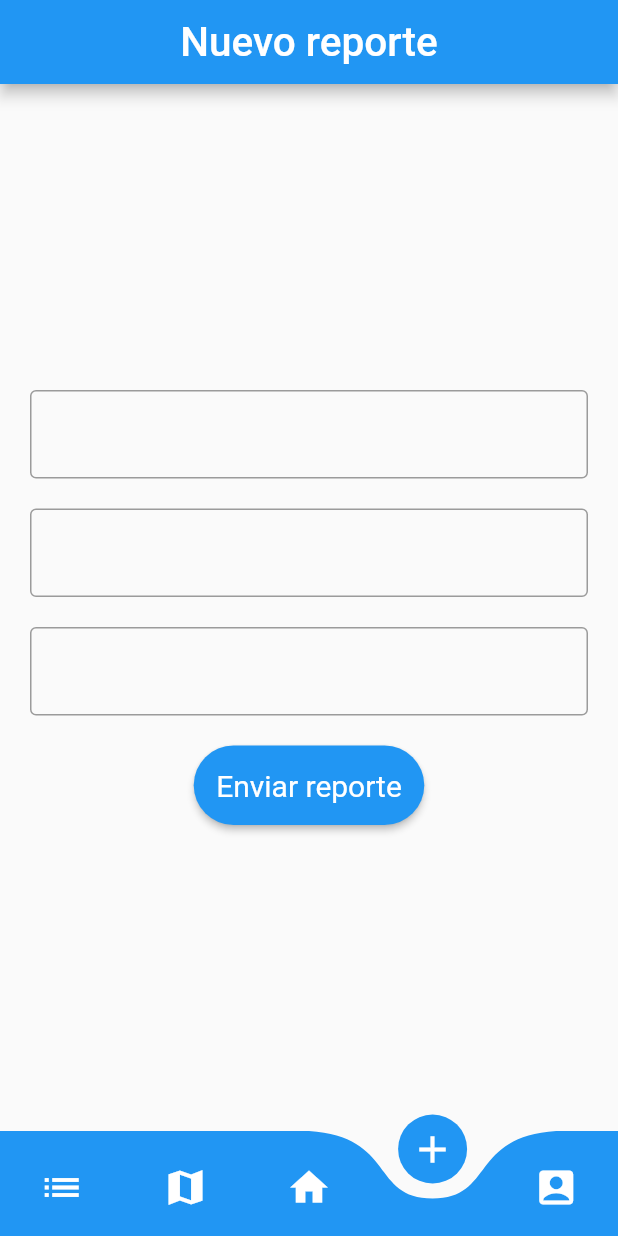
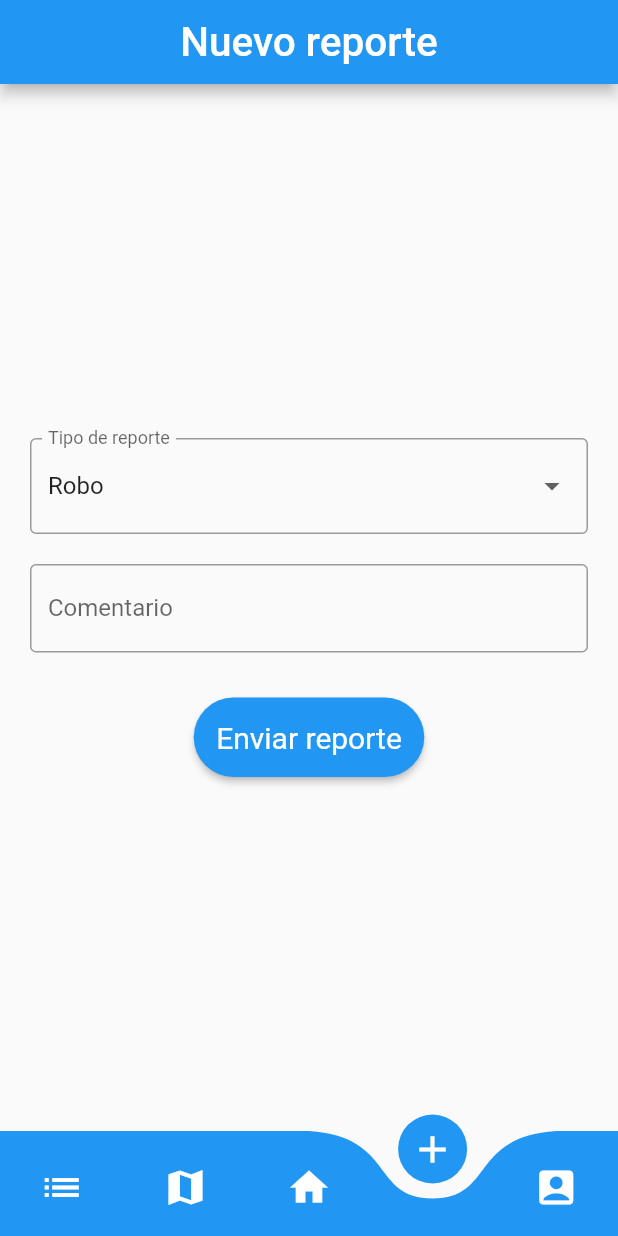
Before and after one commit to JTorres1402/report_flutter, a Flutter app: the screen it shows after launch, item 4 of the bottom bar chosen, on a phone screen of 412 x 824 dp. Run offline on Flutter 3.47's test engine with Material 2 defaults, Android fonts, the phone set to English and light mode, and no system bars; drawn by our look-alikes of curved_navigation_bar; our stand-ins replace bloc, equatable, flutter_bloc, geolocator, google_maps_flutter, permission_handler; network calls fail.

Commit message:
enviar reportes

```diff
--- a/lib/screen/home_screen.dart
+++ b/lib/screen/home_screen.dart
@@ -1,6 +1,5 @@
 import 'package:curved_navigation_bar/curved_navigation_bar.dart';
 import 'package:flutter/material.dart';
-import 'package:proyecto_ps/screen/gps_access_screen.dart';
 import 'package:proyecto_ps/screen/screen.dart';
 
 class HomeScreen extends StatefulWidget {
@@ -76,7 +75,7 @@ class _HomeScreenState extends State<HomeScreen> {
         widget = const WelcomeScreen();
         break;
       case 3:
-        widget = ReportScreen();
+        widget = const ReportScreen();
         break;
       case 4:
         widget = const ProfileScreen();
--- a/lib/screen/report_screen.dart
+++ b/lib/screen/report_screen.dart
@@ -1,11 +1,26 @@
 import 'package:flutter/material.dart';
 import 'package:flutter_bloc/flutter_bloc.dart';
+import 'package:geolocator/geolocator.dart';
 import 'package:proyecto_ps/blocs/gps/gps_bloc.dart';
 import 'package:proyecto_ps/screen/gps_access_screen.dart';
+import 'package:proyecto_ps/service/reporte_service.dart';
 
-class ReportScreen extends StatelessWidget {
-  ReportScreen({super.key});
-  final TextEditingController _controller = TextEditingController();
+import '../widget/show_message_widget.dart';
+
+class ReportScreen extends StatefulWidget {
+  const ReportScreen({super.key});
+
+  @override
+  State<ReportScreen> createState() => _ReportScreenState();
+}
+
+class _ReportScreenState extends State<ReportScreen> {
+
+  final TextEditingController _controllerCometario = TextEditingController();
+
+  List<String> items = ['Robo', 'Accidente', 'Incendio'];
+
+  String? selectItem = 'Robo';
 
   @override
   Widget build(BuildContext context) {
@@ -25,37 +40,33 @@ class ReportScreen extends StatelessWidget {
                   child: Padding(
                     padding: const EdgeInsets.all(20),
                     child: Column(
-                      mainAxisAlignment: MainAxisAlignment.values[02],
+                      mainAxisAlignment: MainAxisAlignment.center,
                       children: [
-                        TextFormField(
-                          controller: _controller,
-                          decoration: const InputDecoration(
-                            border: OutlineInputBorder(),
-                            labelText: '',
-                          ),
-                        ),
+                        DropdownButtonFormField<String>(
+                            decoration: const InputDecoration(
+                              border: OutlineInputBorder(),
+                              labelText: 'Tipo de reporte',
+                            ),
+                            value: selectItem,
+                            items: items
+                                .map((item) => DropdownMenuItem<String>(
+                                    value: item, child: Text(item)))
+                                .toList(),
+                            onChanged: (item) => setState(
+                                  () => selectItem = item,
+                                )),
                         const SizedBox(
                           height: 20,
                         ),
                         TextFormField(
-                          controller: _controller,
+                          controller: _controllerCometario,
                           decoration: const InputDecoration(
                             border: OutlineInputBorder(),
-                            labelText: '',
+                            labelText: 'Comentario',
                           ),
                         ),
                         const SizedBox(
-                          height: 20,
-                        ),
-                        TextFormField(
-                          controller: _controller,
-                          decoration: const InputDecoration(
-                            border: OutlineInputBorder(),
-                            labelText: '',
-                          ),
-                        ),
-                        const SizedBox(
-                          height: 20,
+                          height: 30,
                         ),
                         MaterialButton(
                           padding: const EdgeInsets.all(15),
@@ -68,7 +79,37 @@ class ReportScreen extends StatelessWidget {
                                 fontSize: 20,
                                 fontWeight: FontWeight.w400),
                           ),
-                          onPressed: () {},
+                          onPressed: () async {
+                            if (_controllerCometario.text != '') {
+                              Position position = await Geolocator.getCurrentPosition(desiredAccuracy: LocationAccuracy.high);
+                              final value = _controllerCometario.text;
+                              final longitud = position.longitude;
+                              final latitud = position.latitude;
+                              const usu = 41;
+                              postReporte(selectItem, latitud, longitud, value, usu);
+                              final  reponse = await postReporte(selectItem, latitud, longitud, value, usu);
+                              // ignore: use_build_context_synchronously
+                              showDialog(
+                                context: context,
+                                builder: (BuildContext context) => ShowMessage(
+                                  title: 'Enviado',
+                                  content: reponse,
+                                ),
+                              );
+                              setState(() {
+                              selectItem = items.first;
+                              _controllerCometario.clear();
+                            });
+                            }else{
+                              showDialog(
+                                context: context,
+                                builder: (BuildContext context) => const ShowMessage(
+                                  title: 'Error',
+                                  content: 'Debes ingresar el comentario',
+                                ),
+                              );
+                            }
+                          },
                         )
                       ],
                     ),
--- a/lib/service/reporte_service.dart
+++ b/lib/service/reporte_service.dart
@@ -13,3 +13,18 @@ Future<List<ReporteModel>> loadReporte() async {
   }
   return reportes;
 }
+
+Future<String> postReporte(tipo, latitud, longitud, comentario, idUsuario) async {
+  final url = Uri.parse('https://apiproyectops.azurewebsites.net/api/reporte');
+  final headers = {'Content-Type': 'application/json'};
+  final body = jsonEncode({'tipo': tipo, 'latitud': latitud, 'longitud': longitud, 'comentario': comentario, 'id_usuario': idUsuario});
+  final response = await http.post(url, headers: headers, body: body);
+
+  if (response.statusCode == 200) {
+    final responseData = jsonDecode(response.body);
+    return responseData;
+  } else {
+    final responseData = jsonDecode(response.body);
+    return responseData ;
+  }
+}
```
Also changed, not shown: lib/widget/show_message_widget.dart (added, +22 -0 lines).
